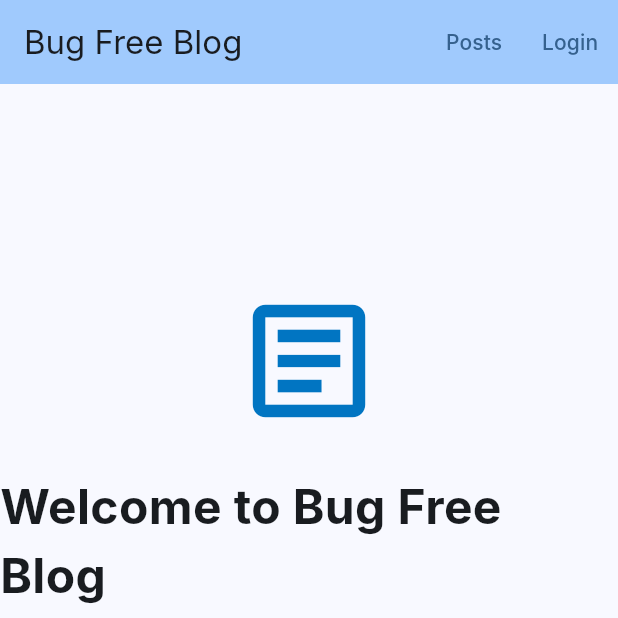
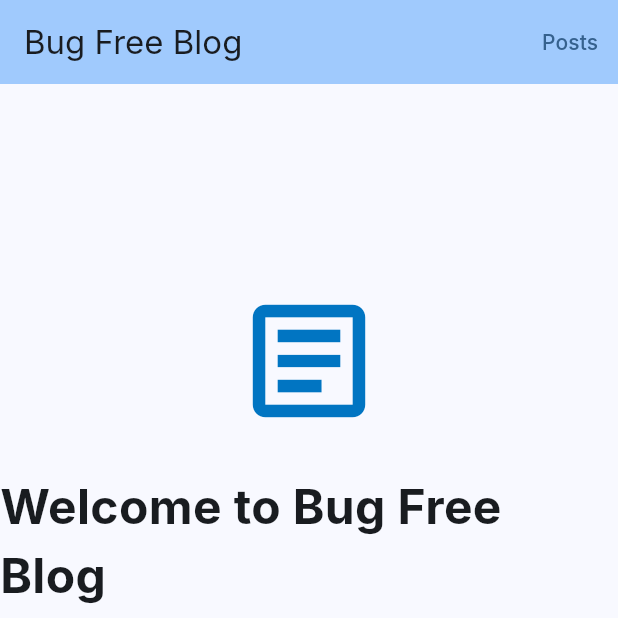
Before and after one commit to Warty71/bug-free-blog-frontend, a Flutter app: the HomePage screen opened by its route, after a tap on "Posts", after a tap on "Go Home", on a phone screen of 412 x 824 dp, the top half of it. Run offline on Flutter 3.47's test engine with Material 3 defaults, Android fonts, the phone set to English and light mode, and no system bars; our stand-ins replace dartz, dio, equatable, flutter_bloc, get_it, go_router and 3 more; accounts and stored records are empty; generated files the repository leaves out were written again; Roboto replaces fonts that are missing (Inter).

Commit message:
refactor: extract router components and implement auth-based routing
- Extract route constants to separate file
- Create dedicated error builder widget
- Implement AuthGuard for authentication-based redirects
- Update app to check auth status on startup
- Simplify router configuration with modular components

```diff
--- a/lib/core/router/app_router.dart
+++ b/lib/core/router/app_router.dart
@@ -2,51 +2,28 @@ import 'package:flutter/material.dart';
 import 'package:go_router/go_router.dart';
 import '../../features/home/presentation/pages/home_page.dart';
 import '../../features/auth/presentation/pages/login_page.dart';
+import 'route_constants.dart';
+import 'error_builder.dart';
+import 'auth_guard.dart';
 
 class AppRouter {
-  static const String home = '/';
-  static const String login = '/login';
-  static const String posts = '/posts';
-  static const String postDetail = '/posts/:id';
-
-  static final GoRouter router = GoRouter(
-    initialLocation: home,
+  static GoRouter createRouter(BuildContext context) {
+    return GoRouter(
+      initialLocation: RouteConstants.login,
+      redirect: (context, state) => AuthGuard.redirect(context, state),
       routes: [
         GoRoute(
-        path: home,
+          path: RouteConstants.home,
           name: 'home',
           builder: (context, state) => const HomePage(),
         ),
         GoRoute(
-        path: login,
+          path: RouteConstants.login,
           name: 'login',
           builder: (context, state) => const LoginPage(),
         ),
       ],
-    errorBuilder: (context, state) => Scaffold(
-      body: Center(
-        child: Column(
-          mainAxisAlignment: MainAxisAlignment.center,
-          children: [
-            const Icon(Icons.error_outline, size: 64, color: Colors.red),
-            const SizedBox(height: 16),
-            Text(
-              'Page not found',
-              style: Theme.of(context).textTheme.headlineMedium,
-            ),
-            const SizedBox(height: 8),
-            Text(
-              'The page "${state.uri}" does not exist.',
-              style: Theme.of(context).textTheme.bodyMedium,
-            ),
-            const SizedBox(height: 24),
-            ElevatedButton(
-              onPressed: () => context.go(home),
-              child: const Text('Go Home'),
-            ),
-          ],
-        ),
-      ),
-    ),
+      errorBuilder: (context, state) => AppErrorBuilder(state: state),
     );
   }
+}
--- /dev/null
+++ b/lib/core/router/error_builder.dart
@@ -0,0 +1,38 @@
+import 'package:flutter/material.dart';
+import 'package:go_router/go_router.dart';
+import 'route_constants.dart';
+
+class AppErrorBuilder extends StatelessWidget {
+  final GoRouterState state;
+
+  const AppErrorBuilder({super.key, required this.state});
+
+  @override
+  Widget build(BuildContext context) {
+    return Scaffold(
+      body: Center(
+        child: Column(
+          mainAxisAlignment: MainAxisAlignment.center,
+          children: [
+            const Icon(Icons.error_outline, size: 64, color: Colors.red),
+            const SizedBox(height: 16),
+            Text(
+              'Page not found',
+              style: Theme.of(context).textTheme.headlineMedium,
+            ),
+            const SizedBox(height: 8),
+            Text(
+              'The page "${state.uri}" does not exist.',
+              style: Theme.of(context).textTheme.bodyMedium,
+            ),
+            const SizedBox(height: 24),
+            ElevatedButton(
+              onPressed: () => context.go(RouteConstants.home),
+              child: const Text('Go Home'),
+            ),
+          ],
+        ),
+      ),
+    );
+  }
+}
--- /dev/null
+++ b/lib/core/router/route_constants.dart
@@ -0,0 +1,6 @@
+class RouteConstants {
+  static const String home = '/';
+  static const String login = '/login';
+  static const String posts = '/posts';
+  static const String postDetail = '/posts/:id';
+}
--- a/lib/features/home/presentation/pages/home_page.dart
+++ b/lib/features/home/presentation/pages/home_page.dart
@@ -14,10 +14,6 @@ class HomePage extends StatelessWidget {
           TextButton(
             onPressed: () => context.go('/posts'),
             child: const Text('Posts'),
-          ),
-          TextButton(
-            onPressed: () => context.go('/login'),
-            child: const Text('Login'),
           ),
         ],
       ),
```
Also changed, not shown: lib/core/router/auth_guard.dart (added, +42 -0 lines), lib/main.dart (+8 -3 lines). Lines whose indentation alone changed are shown as unchanged.
